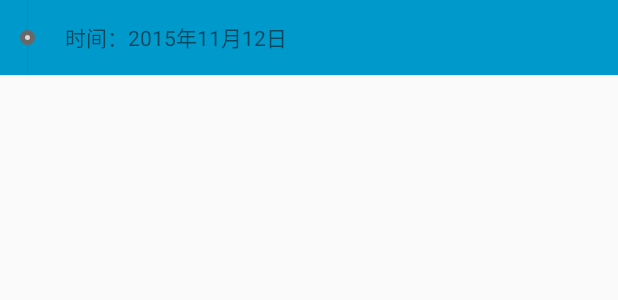
After one commit to 1181631922/Recreation, an Android app: the layout header_note_layout.xml on its own in the app's theme, with its tools: preview values and no code run, on a phone screen of 412 x 824 dp. The commit adds this screen. Shown: the top 300 px of the screen. Run offline under Robolectric (Android 15) with nearby library versions, the phone set to English and light mode, and no system bars.

Commit message:
备忘录功能完成

```diff
--- a/app/src/main/java/com/fanyafeng/recreation/activity/AddNoteActivity.java
+++ b/app/src/main/java/com/fanyafeng/recreation/activity/AddNoteActivity.java
@@ -62,7 +62,7 @@ public class AddNoteActivity extends BaseActivity {
     private NoteData noteData;
     private List<NoteImgData> noteImgDataList = new ArrayList<>();
 
-    private long noteDataId;
+    private long noteDataId = -1;
 
     @Override
     protected void onCreate(Bundle savedInstanceState) {
@@ -113,7 +113,9 @@ public class AddNoteActivity extends BaseActivity {
             etAddNoteTitle.setText(noteData.getTitle());
             etAddNoteDesc.setText(noteData.getDesc());
         } else {
-            tvNoteTime.setText(nowTime);
+            SimpleDateFormat simpleDateFormat = new SimpleDateFormat("yyyy年MM月dd日");
+            Date date = new Date(myStr * 1000 * 60 * 60 * 24);
+            tvNoteTime.setText(nowTime + "|" + simpleDateFormat.format(date));
             noteData = new NoteData();
             noteData.setCreateData(System.currentTimeMillis());
             noteData.setTitleHeader(System.currentTimeMillis() / 1000 / 60 / 60 / 24);
--- a/app/src/main/java/com/fanyafeng/recreation/activity/NoteActivity.java
+++ b/app/src/main/java/com/fanyafeng/recreation/activity/NoteActivity.java
@@ -17,6 +17,7 @@ import com.fanyafeng.recreation.BaseActivity;
 import com.fanyafeng.recreation.adapter.NoteAdapter;
 import com.fanyafeng.recreation.bean.NoteBean;
 import com.fanyafeng.recreation.datasupport.NoteData;
+import com.timehop.stickyheadersrecyclerview.StickyRecyclerHeadersDecoration;
 
 import org.litepal.crud.DataSupport;
 
@@ -59,13 +60,14 @@ public class NoteActivity extends BaseActivity {
             NoteBean noteBean = new NoteBean();
             noteBean.setTitle(noteData.getTitle());
             noteBean.setHasPic(noteData.isHasPic());
+            noteBean.setTitleHeader(noteData.getTitleHeader());
             noteBean.setId(noteData.getId());
             noteBeanList.add(noteBean);
         }
 
         noteAdapter = new NoteAdapter(this, noteBeanList);
         rvNote.setAdapter(noteAdapter);
-
+        rvNote.addItemDecoration(new StickyRecyclerHeadersDecoration(noteAdapter));
     }
 
     @Override
--- /dev/null
+++ b/app/src/main/res/drawable/note_point.xml
@@ -0,0 +1,17 @@
+<?xml version="1.0" encoding="utf-8"?>
+<shape xmlns:android="http://schemas.android.com/apk/res/android"
+    android:shape="oval">
+
+    <size
+        android:width="10dp"
+        android:height="10dp" />
+
+
+    <solid android:color="#ded7d3" />
+
+    <stroke
+        android:width="3dp"
+        android:color="@color/grgray" />
+
+
+</shape>
--- /dev/null
+++ b/app/src/main/res/layout/header_note_layout.xml
@@ -0,0 +1,43 @@
+<?xml version="1.0" encoding="utf-8"?>
+<LinearLayout xmlns:android="http://schemas.android.com/apk/res/android"
+    android:layout_width="match_parent"
+    android:layout_height="50dp"
+    android:background="@android:color/holo_blue_dark"
+    android:orientation="horizontal">
+
+    <LinearLayout
+        android:layout_width="wrap_content"
+        android:layout_height="50dp"
+        android:orientation="vertical">
+
+        <TextView
+            android:id="@+id/tvNoteTopLine"
+            android:layout_width="0.5dp"
+            android:layout_height="20dp"
+            android:layout_marginLeft="18dp"
+            android:background="@color/grgray" />
+
+        <TextView
+            android:id="@+id/tvNotePonit"
+            android:layout_width="10dp"
+            android:layout_height="10dp"
+            android:layout_marginLeft="13.25dp"
+            android:background="@drawable/note_point" />
+
+        <TextView
+            android:id="@+id/tvNoteBottomLine"
+            android:layout_width="0.5dp"
+            android:layout_height="20dp"
+            android:layout_marginLeft="18dp"
+            android:background="@color/grgray" />
+    </LinearLayout>
+
+    <TextView
+        android:id="@+id/tvNoteTime"
+        android:layout_width="match_parent"
+        android:layout_height="50dp"
+        android:gravity="center_vertical"
+        android:paddingLeft="20dp"
+        android:text="时间：2015年11月12日" />
+
+</LinearLayout>
```
Also changed, not shown: app/src/main/java/com/fanyafeng/recreation/adapter/NoteAdapter.java (+51 -1 lines), app/src/main/res/layout/item_note_layout.xml (+11 -7 lines).
